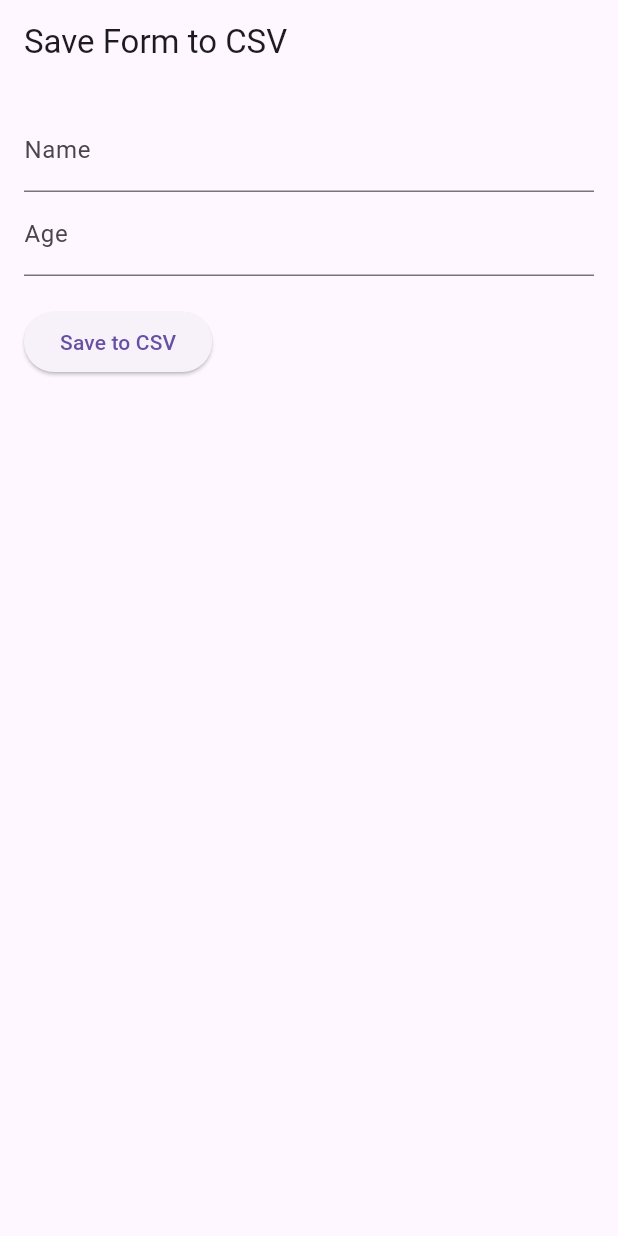
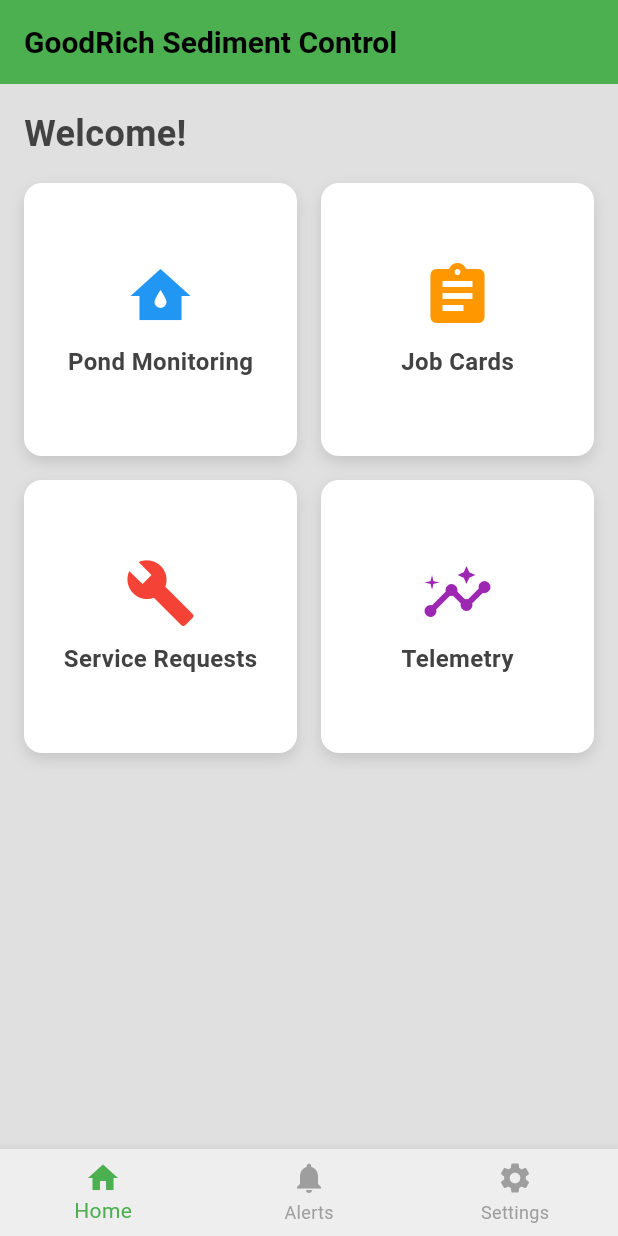
Before and after one commit to hamish-goodrich/monitoring-app, a Flutter app: the screen it shows after launch, on a phone screen of 412 x 824 dp. Run offline on Flutter 3.47's test engine with Material 3 defaults, Android fonts, the phone set to English and light mode, and no system bars.

Commit message:
basic navigation
User can now navigate homepage, onep link to telemetry, create a job card file

```diff
--- a/lib/main.dart
+++ b/lib/main.dart
@@ -1,101 +1,45 @@
+import 'package:flutter/material.dart';
+import 'package:intl/intl.dart';
 import 'dart:io';
-import 'package:flutter/material.dart';
 import 'package:path_provider/path_provider.dart';
+import 'package:url_launcher/url_launcher.dart';
 
 void main() {
-  runApp(MyApp());
+  runApp(GoodRichSedimentControlApp());
 }
 
-class MyApp extends StatelessWidget {
+class GoodRichSedimentControlApp extends StatelessWidget {
   @override
   Widget build(BuildContext context) {
     return MaterialApp(
       debugShowCheckedModeBanner: false,
-      title: 'Form to CSV',
+      title: 'GoodRich Sediment Control',
       theme: ThemeData(
-        primarySwatch: Colors.blue,
+        primaryColor: Colors.green,
+        colorScheme: ColorScheme.fromSwatch().copyWith(
+          secondary: Colors.grey[800],
+        ),
+        scaffoldBackgroundColor: Colors.grey[300],
+        textTheme: TextTheme(
+          titleLarge: TextStyle(fontSize: 20.0, fontWeight: FontWeight.bold, color: Colors.white),
+          bodyMedium: TextStyle(fontSize: 16.0, color: Colors.grey[800]),
+        ),
       ),
-      home: FormPage(),
+      home: GoodRichHomePage(),
     );
   }
 }
 
-class FormPage extends StatefulWidget {
-  @override
-  _FormPageState createState() => _FormPageState();
-}
-
-class _FormPageState extends State<FormPage> {
-  final _formKey = GlobalKey<FormState>();
-  final TextEditingController _nameController = TextEditingController();
-  final TextEditingController _ageController = TextEditingController();
-  bool _isSaving = false;
-
-  Future<void> _saveToFile(String fileName, String content) async {
-    setState(() {
-      _isSaving = true;
-    });
-
-    try {
-      // Get the appropriate storage directory based on platform
-      final Directory? directory = await getExternalStorageDirectory();
-
-      if (directory == null) {
-        ScaffoldMessenger.of(context).showSnackBar(
-          SnackBar(content: Text('External storage not available')),
-        );
-        return;
-      }
-
-      // Construct custom directory path
-      final String customPath = '${directory.path}/GOODRICHAPP/Runsheets';
-      final Directory customDirectory = Directory(customPath);
-
-      // Create the directory if it doesn't exist
-      if (!await customDirectory.exists()) {
-        await customDirectory.create(recursive: true);
-      }
-
-      final File file = File('$customPath/$fileName');
-
-      // Write or append CSV content
-      final bool fileExists = await file.exists();
-      if (fileExists) {
-        // Append new data without rewriting header
-        await file.writeAsString('$content\n', mode: FileMode.append);
-      } else {
-        // Write with header for a new file
-        await file.writeAsString('Name,Age\n$content\n');
-      }
-
+class GoodRichHomePage extends StatelessWidget {
+  void _launchTelemetryURL(BuildContext context) async {
+    final Uri telemetryUrl = Uri.parse('https://green1telemetry.nz/');
+    if (!await launchUrl(
+      telemetryUrl,
+      mode: LaunchMode.externalApplication,
+    )) {
       ScaffoldMessenger.of(context).showSnackBar(
-        SnackBar(content: Text('File saved successfully to ${file.path}')),
+        SnackBar(content: Text('Could not open telemetry URL')),
       );
-    } catch (e) {
-      ScaffoldMessenger.of(context).showSnackBar(
-        SnackBar(content: Text('Error saving file: $e')),
-      );
-    } finally {
-      setState(() {
-        _isSaving = false;
-      });
-    }
-  }
-
-  void _handleSubmit() {
-    if (_formKey.currentState!.validate()) {
-      final String name = _nameController.text;
-      final String age = _ageController.text;
-
-      // Create CSV content
-      final String csvContent = '$name,$age';
-
-      // Save to file
-      _saveToFile('user_data.csv', csvContent);
-
-      // Clear the form
-      _nameController.clear();
-      _ageController.clear();
     }
   }
 
@@ -103,46 +47,194 @@ class _FormPageState extends State<FormPage> {
   Widget build(BuildContext context) {
     return Scaffold(
       appBar: AppBar(
-        title: Text('Save Form to CSV'),
+        title: Text('GoodRich Sediment Control'),
+        backgroundColor: Colors.green,
+      ),
+      body: Padding(
+        padding: const EdgeInsets.all(16.0),
+        child: Column(
+          crossAxisAlignment: CrossAxisAlignment.start,
+          children: [
+            Text(
+              'Welcome!',
+              style: TextStyle(fontSize: 24.0, fontWeight: FontWeight.bold, color: Colors.grey[800]),
+            ),
+            SizedBox(height: 16.0),
+            Expanded(
+              child: GridView.count(
+                crossAxisCount: 2,
+                crossAxisSpacing: 16.0,
+                mainAxisSpacing: 16.0,
+                children: [
+                  _buildTile(
+                    context,
+                    'Pond Monitoring',
+                    Icons.water_damage,
+                    Colors.blue,
+                  ),
+                  _buildTile(
+                    context,
+                    'Job Cards',
+                    Icons.assignment,
+                    Colors.orange,
+                    onTap: () {
+                      Navigator.push(
+                        context,
+                        MaterialPageRoute(builder: (context) => NewJobCardPage()),
+                      );
+                    },
+                  ),
+                  _buildTile(
+                    context,
+                    'Service Requests',
+                    Icons.build,
+                    Colors.red,
+                  ),
+                  _buildTile(
+                    context,
+                    'Telemetry',
+                    Icons.insights,
+                    Colors.purple,
+                    onTap: () {
+                      _launchTelemetryURL(context);
+                    },
+                  ),
+                ],
+              ),
+            ),
+          ],
+        ),
+      ),
+      bottomNavigationBar: BottomNavigationBar(
+        backgroundColor: Colors.grey[200],
+        selectedItemColor: Colors.green,
+        unselectedItemColor: Colors.grey,
+        items: [
+          BottomNavigationBarItem(
+            icon: Icon(Icons.home),
+            label: 'Home',
+          ),
+          BottomNavigationBarItem(
+            icon: Icon(Icons.notifications),
+            label: 'Alerts',
+          ),
+          BottomNavigationBarItem(
+            icon: Icon(Icons.settings),
+            label: 'Settings',
+          ),
+        ],
+      ),
+    );
+  }
+
+  Widget _buildTile(BuildContext context, String title, IconData icon, Color color, {VoidCallback? onTap}) {
+    return GestureDetector(
+      onTap: onTap ??
+          () {
+            ScaffoldMessenger.of(context).showSnackBar(SnackBar(content: Text('$title clicked')));
+          },
+      child: Container(
+        decoration: BoxDecoration(
+          color: Colors.white,
+          borderRadius: BorderRadius.circular(12.0),
+          boxShadow: [
+            BoxShadow(
+              color: Colors.black12,
+              blurRadius: 8.0,
+              offset: Offset(0, 4),
+            ),
+          ],
+        ),
+        child: Column(
+          mainAxisAlignment: MainAxisAlignment.center,
+          children: [
+            Icon(icon, size: 48.0, color: color),
+            SizedBox(height: 8.0),
+            Text(
+              title,
+              style: TextStyle(fontSize: 16.0, fontWeight: FontWeight.bold, color: Colors.grey[800]),
+            ),
+          ],
+        ),
+      ),
+    );
+  }
+}
+
+class NewJobCardPage extends StatefulWidget {
+  @override
+  _NewJobCardPageState createState() => _NewJobCardPageState();
+}
+
+class _NewJobCardPageState extends State<NewJobCardPage> {
+  final _formKey = GlobalKey<FormState>();
+  final _dateController = TextEditingController();
+  final _companyNameController = TextEditingController();
+  final _siteController = TextEditingController();
+  final _personnelController = TextEditingController();
+  final _installedController = TextEditingController();
+  final _unitTypeController = TextEditingController();
+  final _flocculantTypeController = TextEditingController();
+  final _amountUsedController = TextEditingController();
+  final _commentsController = TextEditingController();
+
+  @override
+  void initState() {
+    super.initState();
+    _dateController.text = DateFormat('yyyy-MM-dd').format(DateTime.now()); // Autofill with the current date
+  }
+
+  Future<void> _saveForm() async {
+    final formData = '''
+Date: ${_dateController.text}
+Company Name: ${_companyNameController.text}
+Site: ${_siteController.text}
+Personnel: ${_personnelController.text}
+Installed/Moved/Disestablished: ${_installedController.text}
+Unit Type: ${_unitTypeController.text}
+Flocculant Type: ${_flocculantTypeController.text}
+Amount Used: ${_amountUsedController.text}
+Comments: ${_commentsController.text}
+''';
+
+    final directory = await getApplicationDocumentsDirectory();
+    final file = File('${directory.path}/job_card_${DateTime.now().millisecondsSinceEpoch}.doc');
+    await file.writeAsString(formData);
+
+    ScaffoldMessenger.of(context).showSnackBar(SnackBar(content: Text('Job card saved at ${file.path}')));
+  }
+
+  @override
+  Widget build(BuildContext context) {
+    return Scaffold(
+      appBar: AppBar(
+        title: Text('New Job Card'),
+        backgroundColor: Colors.green,
       ),
       body: Padding(
         padding: const EdgeInsets.all(16.0),
         child: Form(
           key: _formKey,
-          child: Column(
-            crossAxisAlignment: CrossAxisAlignment.start,
+          child: ListView(
             children: [
-              TextFormField(
-                controller: _nameController,
-                decoration: InputDecoration(labelText: 'Name'),
-                validator: (value) {
-                  if (value == null || value.isEmpty) {
-                    return 'Please enter your name';
+              TextFormField(controller: _dateController, decoration: InputDecoration(labelText: 'Date')),
+              TextFormField(controller: _companyNameController, decoration: InputDecoration(labelText: 'Company Name')),
+              TextFormField(controller: _siteController, decoration: InputDecoration(labelText: 'Site')),
+              TextFormField(controller: _personnelController, decoration: InputDecoration(labelText: 'Personnel')),
+              TextFormField(controller: _installedController, decoration: InputDecoration(labelText: 'Installed/Moved/Disestablished')),
+              TextFormField(controller: _unitTypeController, decoration: InputDecoration(labelText: 'Unit Type')),
+              TextFormField(controller: _flocculantTypeController, decoration: InputDecoration(labelText: 'Flocculant Type')),
+              TextFormField(controller: _amountUsedController, decoration: InputDecoration(labelText: 'Amount Used')),
+              TextFormField(controller: _commentsController, decoration: InputDecoration(labelText: 'Comments')),
+              SizedBox(height: 20),
+              ElevatedButton(
+                onPressed: () {
+                  if (_formKey.currentState!.validate()) {
+                    _saveForm();
                   }
-                  return null;
                 },
+                child: Text('Save Job Card'),
               ),
-              TextFormField(
-                controller: _ageController,
-                decoration: InputDecoration(labelText: 'Age'),
-                keyboardType: TextInputType.number,
-                validator: (value) {
-                  if (value == null || value.isEmpty) {
-                    return 'Please enter your age';
-                  }
-                  if (int.tryParse(value) == null) {
-                    return 'Please enter a valid number';
-                  }
-                  return null;
-                },
-              ),
-              SizedBox(height: 20),
-              _isSaving
-                  ? Center(child: CircularProgressIndicator())
-                  : ElevatedButton(
-                      onPressed: _handleSubmit,
-                      child: Text('Save to CSV'),
-                    ),
             ],
           ),
         ),
--- a/pubspec.yaml
+++ b/pubspec.yaml
@@ -31,7 +31,9 @@ dependencies:
   flutter:
     sdk: flutter
   csv: ^5.0.0
-  path_provider: ^2.0.14
+  path_provider: ^2.0.12
+  intl: ^0.18.0
+  url_launcher: ^6.1.7
 
 
   # The following adds the Cupertino Icons font to your application.
```
Also changed, not shown: pubspec.lock, 5 other files.
